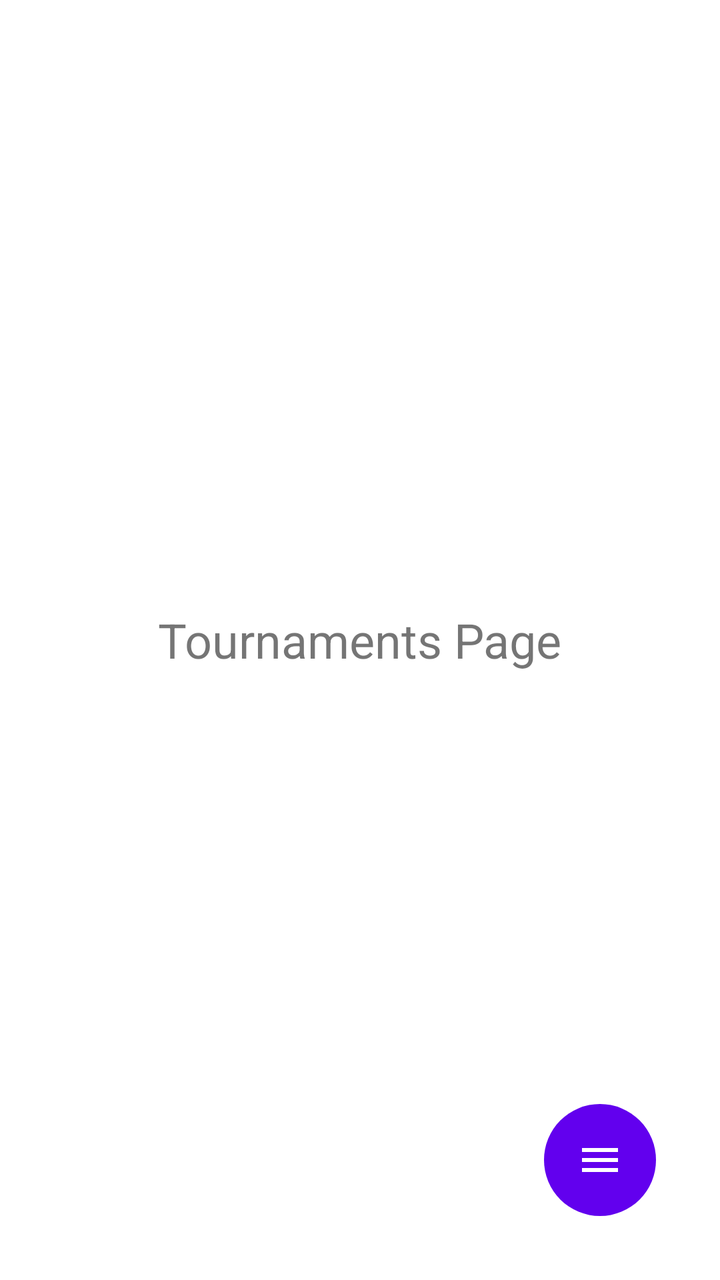
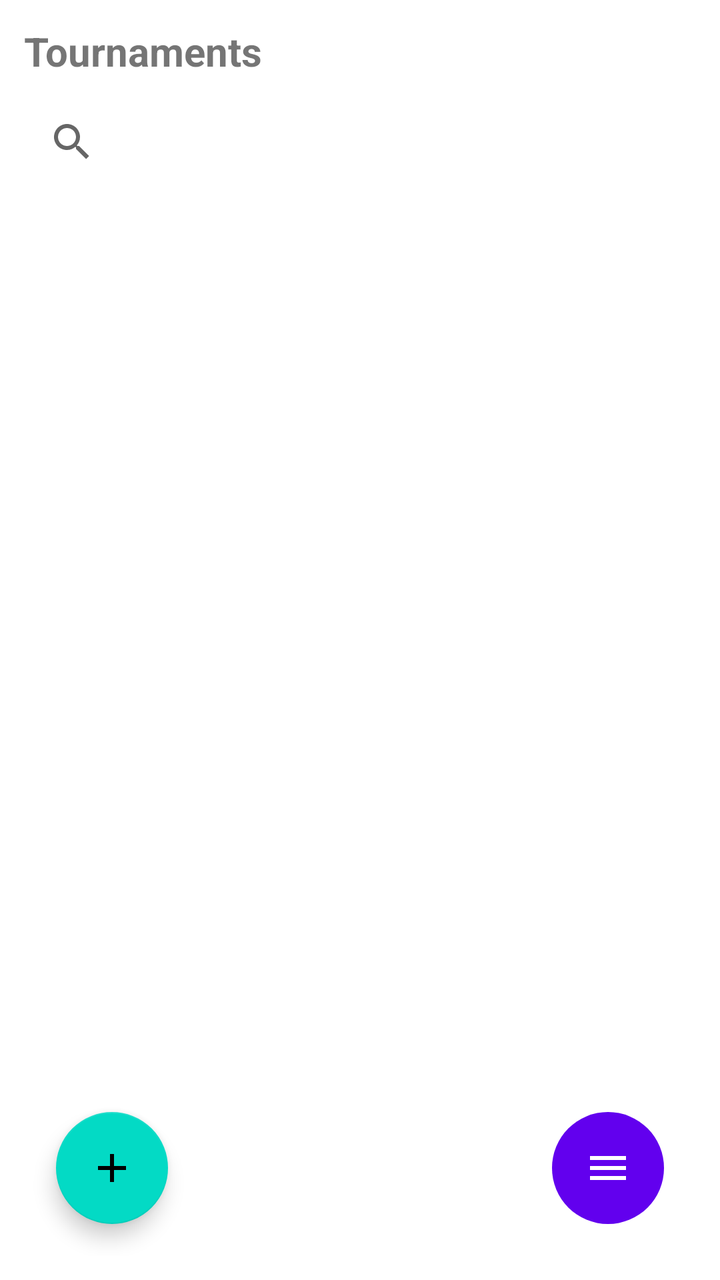

Before-and-after screenshots of an Android layout around one commit, followed by the original layout XML and the change that was made.
<!-- AndroidManifest.xml: application theme Theme.VIRE -->
<!-- res/layout/activity_tournaments.xml -->
<?xml version="1.0" encoding="utf-8"?>
<RelativeLayout xmlns:android="http://schemas.android.com/apk/res/android"
    android:layout_width="match_parent"
    android:layout_height="match_parent"
    android:padding="16dp">

    
    <LinearLayout
        android:layout_width="match_parent"
        android:layout_height="match_parent"
        android:orientation="vertical"
        android:gravity="center">

        <TextView
            android:id="@+id/tournamentsText"
            android:layout_width="wrap_content"
            android:layout_height="wrap_content"
            android:text="Tournaments Page"
            android:textSize="24sp"/>
    </LinearLayout>

    
    <ImageButton
        android:id="@+id/hamburgerButton"
        android:layout_width="56dp"
        android:layout_height="56dp"
        android:layout_alignParentBottom="true"
        android:layout_alignParentEnd="true"
        android:layout_margin="16dp"
        android:background="@drawable/circle_bg"
        android:src="@drawable/ic_menu_hamburger"
        android:contentDescription="Menu"
        android:tint="@android:color/white" />
</RelativeLayout>
<!-- resources referenced by this layout -->
<resources>
  <!-- drawable circle_bg (drawable) -->
  <?xml version="1.0" encoding="utf-8"?>
  
  <shape xmlns:android="http://schemas.android.com/apk/res/android"
      android:shape="oval">
      <solid android:color="#6200EE"/> 
      <size android:width="56dp" android:height="56dp"/>
  </shape>
  <!-- drawable ic_menu_hamburger (drawable) -->
  <?xml version="1.0" encoding="utf-8"?>
  <vector xmlns:android="http://schemas.android.com/apk/res/android"
      android:width="24dp"
      android:height="24dp"
      android:viewportWidth="24"
      android:viewportHeight="24">
      <path
          android:fillColor="#000000"
          android:pathData="M3,6h18v2H3V6zM3,11h18v2H3v-2zM3,16h18v2H3v-2z"/>
  </vector>
  <style name="Theme.VIRE" parent="Theme.MaterialComponents.DayNight.NoActionBar">
          
          <item name="colorPrimary">#6200EE</item>  
          <item name="colorPrimaryVariant">#3700B3</item>
          <item name="colorOnPrimary">#FFFFFF</item>
          
          <item name="colorSecondary">#03DAC5</item>
          <item name="colorSecondaryVariant">#018786</item>
          <item name="colorOnSecondary">#000000</item>
      </style>
</resources>

<!-- the commit's change to res/layout/activity_tournaments.xml (unified diff, before → after) -->
@@ -1,25 +1,57 @@
 <?xml version="1.0" encoding="utf-8"?>
 <RelativeLayout xmlns:android="http://schemas.android.com/apk/res/android"
+    xmlns:tools="http://schemas.android.com/tools"
+    android:id="@+id/tournaments_root"
     android:layout_width="match_parent"
     android:layout_height="match_parent"
-    android:padding="16dp">
+    android:padding="12dp"
+    tools:context=".TournamentsActivity">
 
-    
-    <LinearLayout
+    <TextView
+        android:id="@+id/tournamentsHeader"
+        android:layout_width="wrap_content"
+        android:layout_height="wrap_content"
+        android:text="Tournaments"
+        android:textSize="20sp"
+        android:textStyle="bold" />
+
+    <SearchView
+        android:id="@+id/searchViewTournaments"
+        android:layout_below="@id/tournamentsHeader"
+        android:layout_marginTop="8dp"
         android:layout_width="match_parent"
-        android:layout_height="match_parent"
-        android:orientation="vertical"
-        android:gravity="center">
+        android:layout_height="wrap_content"
+        android:queryHint="Search tournaments" />
 
-        <TextView
-            android:id="@+id/tournamentsText"
-            android:layout_width="wrap_content"
-            android:layout_height="wrap_content"
-            android:text="Tournaments Page"
-            android:textSize="24sp"/>
-    </LinearLayout>
+    <TextView
+        android:id="@+id/emptyTextTournaments"
+        android:layout_below="@id/searchViewTournaments"
+        android:layout_centerHorizontal="true"
+        android:text="No tournaments yet."
+        android:visibility="gone"
+        android:padding="16dp"
+        android:layout_width="wrap_content"
+        android:layout_height="wrap_content"/>
 
-    
+    <androidx.recyclerview.widget.RecyclerView
+        android:id="@+id/recyclerTournaments"
+        android:layout_below="@id/searchViewTournaments"
+        android:layout_above="@+id/fabCreateTournament"
+        android:layout_marginTop="8dp"
+        android:layout_width="match_parent"
+        android:layout_height="match_parent" />
+
+    <com.google.android.material.floatingactionbutton.FloatingActionButton
+        android:id="@+id/fabCreateTournament"
+        android:layout_alignParentBottom="true"
+        android:layout_alignParentStart="true"
+        android:layout_marginStart="16dp"
+        android:layout_marginBottom="16dp"
+        android:src="@drawable/ic_add"
+        android:contentDescription="Create tournament"
+        android:layout_width="wrap_content"
+        android:layout_height="wrap_content" />
+
     <ImageButton
         android:id="@+id/hamburgerButton"
         android:layout_width="56dp"
@@ -31,4 +63,5 @@
         android:src="@drawable/ic_menu_hamburger"
         android:contentDescription="Menu"
         android:tint="@android:color/white" />
+
 </RelativeLayout>
<!-- resource entries referenced after the edit -->
@@ -8,6 +8,17 @@
       <solid android:color="#6200EE"/> 
       <size android:width="56dp" android:height="56dp"/>
   </shape>
+  <!-- drawable ic_add (drawable) -->
+  <?xml version="1.0" encoding="utf-8"?>
+  <vector xmlns:android="http://schemas.android.com/apk/res/android"
+      android:width="24dp"
+      android:height="24dp"
+      android:viewportWidth="24"
+      android:viewportHeight="24">
+      <path
+          android:fillColor="#FFFFFF"
+          android:pathData="M19,13h-6v6h-2v-6H5v-2h6V5h2v6h6v2z"/>
+  </vector>
   <!-- drawable ic_menu_hamburger (drawable) -->
   <?xml version="1.0" encoding="utf-8"?>
   <vector xmlns:android="http://schemas.android.com/apk/res/android"
